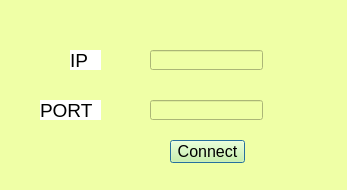
This is Client/ConnectServer.ui in 19127312/Socket as Qt 5 draws it before an edit. The edited form follows.
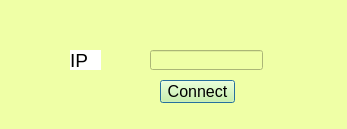
This is the edited form.

The edit to the form file:
```diff
--- a/Client/ConnectServer.ui
+++ b/Client/ConnectServer.ui
@@ -7,7 +7,7 @@
     <x>0</x>
     <y>0</y>
     <width>347</width>
-    <height>190</height>
+    <height>129</height>
    </rect>
   </property>
   <property name="windowTitle">
@@ -34,24 +34,6 @@
     <string>IP</string>
    </property>
   </widget>
-  <widget class="QLabel" name="label_2">
-   <property name="geometry">
-    <rect>
-     <x>40</x>
-     <y>100</y>
-     <width>61</width>
-     <height>20</height>
-    </rect>
-   </property>
-   <property name="styleSheet">
-    <string notr="true">border-color: rgb(0, 0, 0);
-background-color: rgb(255, 255, 255);
-font-size: 14pt</string>
-   </property>
-   <property name="text">
-    <string>PORT</string>
-   </property>
-  </widget>
   <widget class="QLineEdit" name="InputIP">
    <property name="geometry">
     <rect>
@@ -62,21 +44,11 @@
     </rect>
    </property>
   </widget>
-  <widget class="QLineEdit" name="InputPort">
-   <property name="geometry">
-    <rect>
-     <x>150</x>
-     <y>100</y>
-     <width>113</width>
-     <height>20</height>
-    </rect>
-   </property>
-  </widget>
   <widget class="QPushButton" name="ConnectButton">
    <property name="geometry">
     <rect>
-     <x>170</x>
-     <y>140</y>
+     <x>160</x>
+     <y>80</y>
      <width>75</width>
      <height>23</height>
     </rect>
```
